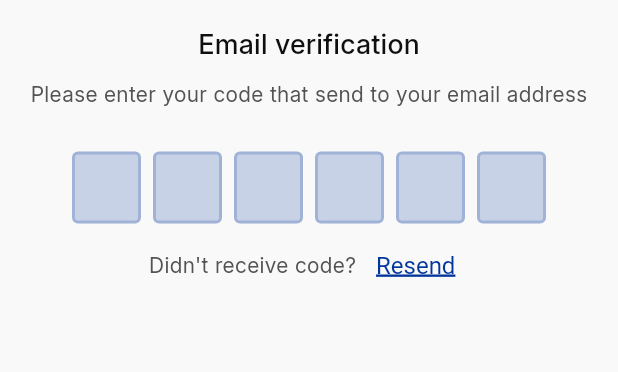
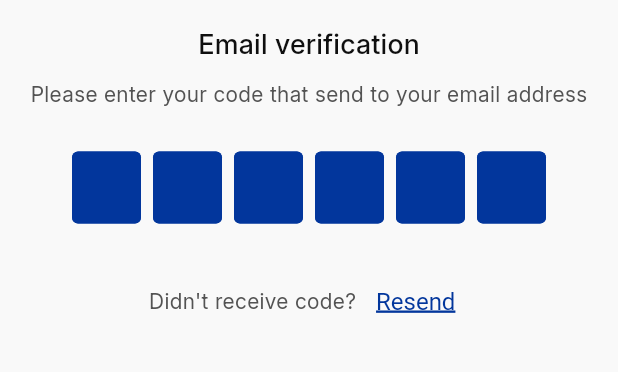
Before and after one commit to mohamedaly0206/Online-Exam-App, a Flutter app: the ForgetPasswordView screen opened directly, swiped to page 2, on a phone screen of 412 x 824 dp, the part 84-456 px from its top. Run offline on Flutter 3.47's test engine with Material 3 defaults, Android fonts, the phone set to English and light mode, and no system bars; drawn by our look-alikes of flutter_otp_text_field; our stand-ins replace dio, flutter_bloc, flutter_secure_storage, flutter_svg, get_it, go_router and 2 more; accounts and stored records are empty; generated files the repository leaves out were written again.

Commit message:
fix(forget-password): fix naming convection & verify otp view & handle using cubit in the feature

```diff
--- a/lib/config/di/di.dart
+++ b/lib/config/di/di.dart
@@ -8,5 +8,6 @@ final getIt = GetIt.instance;
   initializerName: 'init',
   preferRelativeImports: true,
   asExtension: true, // default
+
 )
 void configureDependencies() => getIt.init();
--- a/lib/features/auth/forget_password/presentation/view/forget_password_view.dart
+++ b/lib/features/auth/forget_password/presentation/view/forget_password_view.dart
@@ -1,48 +1,31 @@
 import 'package:flutter/material.dart';
 import 'package:flutter_bloc/flutter_bloc.dart';
 import 'package:flutter_svg/svg.dart';
+import 'package:go_router/go_router.dart';
 import 'package:online_exam_app/config/di/di.dart';
 import 'package:online_exam_app/core/values/app_strings.dart';
 import 'package:online_exam_app/core/values/assets.gen.dart';
 import '../../presentation/view_model/cubit/forget_password_cubit.dart';
-import '../../presentation/view_model/state/forget_password_event.dart';
-import '../../presentation/view_model/state/forget_password_state.dart';
 import '../widgets/forget_password_body.dart';
 
 class ForgetPasswordView extends StatelessWidget {
-  ForgetPasswordView({super.key});
-  ForgetPasswordCubit forgetPasswordCubit = getIt.get<ForgetPasswordCubit>();
+  const ForgetPasswordView({super.key});
   @override
   Widget build(BuildContext context) {
     return BlocProvider<ForgetPasswordCubit>(
-      create: (context) => forgetPasswordCubit,
+      create: (context) =>  getIt.get<ForgetPasswordCubit>(),
       child: Scaffold(
         appBar: AppBar(
           title: Text(AppStrings.password),
           leading: Center(
             child: GestureDetector(
-              onTap: () => context.read<ForgetPasswordCubit>().doEvent(
-                BackToPriviesPageEvent(context: context),
-              ),
+              onTap: () => GoRouter.of(context).pop(),
               child: SvgPicture.asset(Assets.icons.arrowBackIcon),
             ),
           ),
         ),
 
-        body: BlocBuilder<ForgetPasswordCubit, ForgetPasswordState>(
-          builder: (BuildContext context, ForgetPasswordState state) {
-            final isAnyLoading =
-                state.enterEmailState.isLoading ||
-                state.verifyResetCodeState.isLoading ||
-                state.resendOTPState.isLoading ||
-                state.resetPasswordState.isLoading;
-            return ForgetPasswordBody(
-              isAnyLoading: isAnyLoading,
-              verifyResetCodeErrorMessage:
-                  state.verifyResetCodeState.errorMessage,
-            );
-          },
-        ),
+        body: ForgetPasswordBody(),
       ),
     );
   }
--- a/lib/features/auth/forget_password/presentation/view/verify_reset_code_view.dart
+++ b/lib/features/auth/forget_password/presentation/view/verify_reset_code_view.dart
@@ -1,22 +1,61 @@
 import 'package:flutter/material.dart';
 import 'package:flutter_bloc/flutter_bloc.dart';
 import 'package:online_exam_app/core/values/app_strings.dart';
-import 'package:online_exam_app/features/auth/forget_password/presentation/view_model/state/forget_password_event.dart';
+import 'package:online_exam_app/features/auth/forget_password/presentation/view_model/intent/forget_password_intent.dart';
+import 'package:online_exam_app/features/auth/forget_password/presentation/view_model/state/forget_password_state.dart';
 
+import '../../../../../core/utilities/functions/show_snack_bar.dart';
 import '../view_model/cubit/forget_password_cubit.dart';
 import '../widgets/custom_otp_text_field.dart';
 
 class VerifyResetCodeView extends StatelessWidget {
-  const VerifyResetCodeView({super.key,  this.errorMessage});
-  final String? errorMessage;
+  const VerifyResetCodeView({super.key});
 
   @override
   Widget build(BuildContext context) {
     return SingleChildScrollView(
-      child: Form(
+      child: BlocConsumer<ForgetPasswordCubit, ForgetPasswordState>(
+        listenWhen: (previous, current) {
+          return previous.verifyResetCodeState.errorMessage !=
+                  current.verifyResetCodeState.errorMessage ||
+              previous.resendOTPState.errorMessage !=
+                  current.resendOTPState.errorMessage;
+        },
+        listener: (context, state) {
+          if (state.verifyResetCodeState.errorMessage != null) {
+            showSnackBar(
+              context: context,
+              message: state.verifyResetCodeState.errorMessage ?? '',
+              color: Theme.of(context).colorScheme.error,
+            );
+          } else if (state.resendOTPState.errorMessage != null) {
+            showSnackBar(
+              context: context,
+              message: state.resendOTPState.errorMessage ?? '',
+              color: Theme.of(context).colorScheme.error,
+            );
+          }
+        },
+        buildWhen: (previous, current) {
+          return
+          // changes on verify otp state
+          (previous.verifyResetCodeState.isLoading !=
+                      current.verifyResetCodeState.isLoading ||
+                  previous.verifyResetCodeState.errorMessage !=
+                      current.verifyResetCodeState.errorMessage ||
+                  previous.verifyResetCodeState.data !=
+                      current.verifyResetCodeState.data)
+              // changes on resend otp state
+              ||
+              (previous.resendOTPState.isLoading !=
+                      current.resendOTPState.isLoading ||
+                  previous.resendOTPState.errorMessage !=
+                      current.resendOTPState.errorMessage ||
+                  previous.resendOTPState.data != current.resendOTPState.data);
+        },
+        builder: (context, state) {
+          return Form(
             key: context.read<ForgetPasswordCubit>().verifyResetCodeFormKey,
-        child: Padding(
-          padding: const EdgeInsets.all(16.0),
             child: Column(
               children: [
                 Text(
@@ -30,22 +69,25 @@ class VerifyResetCodeView extends StatelessWidget {
                   style: Theme.of(context).textTheme.bodyMedium,
                 ),
                 SizedBox(height: 24),
-              if (errorMessage != null)
-                CustomOTPTextField(
-                  errorMessage:
-                      errorMessage,
-                ),
-              if (errorMessage == null)
-                CustomOTPTextField(),
+                state.verifyResetCodeState.isLoading
+                    ? CircularProgressIndicator(
+                        color: Theme.of(context).colorScheme.primary,
+                      )
+                    : CustomOTPTextField(state: state),
+                SizedBox(height: 24),
                 Row(
                   mainAxisAlignment: MainAxisAlignment.center,
                   children: [
                     Text(AppStrings.verifyButton),
-                  TextButton(
+                    state.resendOTPState.isLoading
+                        ? CircularProgressIndicator(
+                            color: Theme.of(context).colorScheme.primary,
+                          )
+                        : TextButton(
                             child: Text(AppStrings.resendButton),
                             onPressed: () {
-                      context.read<ForgetPasswordCubit>().doEvent(
-                        ResendOTPEvent(context: context),
+                              context.read<ForgetPasswordCubit>().doIntent(
+                                ResendOTPIntent(context: context),
                               );
                             },
                           ),
@@ -53,7 +95,8 @@ class VerifyResetCodeView extends StatelessWidget {
                 ),
               ],
             ),
-        ),
+          );
+        },
       ),
     );
   }
--- /dev/null
+++ b/lib/features/auth/forget_password/presentation/view_model/intent/forget_password_intent.dart
@@ -0,0 +1,34 @@
+import 'package:flutter/material.dart';
+
+sealed class ForgetPasswordIntent {}
+
+class EnterEmailIntent extends ForgetPasswordIntent {
+  final BuildContext context;
+
+  EnterEmailIntent({required this.context});
+}
+
+class ResendOTPIntent extends ForgetPasswordIntent {
+  final BuildContext context;
+
+  ResendOTPIntent({required this.context});
+}
+
+class ResetPasswordIntent extends ForgetPasswordIntent {
+  final BuildContext context;
+
+  ResetPasswordIntent({required this.context});
+}
+
+class VerifyResetCodeIntent extends ForgetPasswordIntent {
+  final BuildContext context;
+  final String otp;
+
+  VerifyResetCodeIntent({required this.context, required this.otp});
+}
+
+class BackToPriviesPageIntent extends ForgetPasswordIntent {
+  final BuildContext context;
+
+  BackToPriviesPageIntent({required this.context});
+}
--- a/lib/features/auth/forget_password/presentation/view_model/state/forget_password_event.dart
+++ /dev/null
@@ -1,33 +0,0 @@
-import 'package:flutter/material.dart';
-
-sealed class ForgetPasswordEvent {}
-
-class EnterEmailEvent extends ForgetPasswordEvent {
-  final BuildContext context;
-
-  EnterEmailEvent({required this.context});
-}
-class ResendOTPEvent extends ForgetPasswordEvent {
-  final BuildContext context;
-
-  ResendOTPEvent({required this.context});
-}
-
-class ResetPasswordEvent extends ForgetPasswordEvent {
-  final BuildContext context;
-
-  ResetPasswordEvent({required this.context});
-}
-
-class VerifyResetCodeEvent extends ForgetPasswordEvent {
-  final BuildContext context;
-  final String otp;
-
-  VerifyResetCodeEvent({required this.context, required this.otp});
-}
-
-class BackToPriviesPageEvent extends ForgetPasswordEvent {
-  final BuildContext context;
-
-  BackToPriviesPageEvent({required this.context});
-}
--- a/lib/features/auth/forget_password/presentation/widgets/custom_otp_text_field.dart
+++ b/lib/features/auth/forget_password/presentation/widgets/custom_otp_text_field.dart
@@ -2,15 +2,16 @@ import 'package:flutter/material.dart';
 import 'package:flutter/services.dart';
 import 'package:flutter_bloc/flutter_bloc.dart';
 import 'package:flutter_otp_text_field/flutter_otp_text_field.dart';
-import 'package:online_exam_app/core/theme/app_text_styles.dart';
+import 'package:flutter_svg/svg.dart';
 import 'package:online_exam_app/core/values/app_strings.dart';
-
+import 'package:online_exam_app/core/values/assets.gen.dart';
+import 'package:online_exam_app/features/auth/forget_password/presentation/view_model/state/forget_password_state.dart';
 import '../view_model/cubit/forget_password_cubit.dart';
-import '../view_model/state/forget_password_event.dart';
+import '../view_model/intent/forget_password_intent.dart';
 
 class CustomOTPTextField extends StatelessWidget {
-  const CustomOTPTextField({super.key, this.errorMessage});
-  final String? errorMessage;
+  const CustomOTPTextField({super.key, required this.state});
+  final ForgetPasswordState state;
   @override
   Widget build(BuildContext context) {
     return Column(
@@ -24,30 +25,42 @@ class CustomOTPTextField extends StatelessWidget {
           showFieldAsBox: true,
           autoFocus: true,
           filled: true,
+          textStyle: Theme.of(context).textTheme.headlineLarge,
           cursorColor: Theme.of(context).colorScheme.primary,
-          focusedBorderColor: errorMessage == null
+          focusedBorderColor: state.verifyResetCodeState.errorMessage == null
               ? Theme.of(context).colorScheme.primary
               : Theme.of(context).colorScheme.error,
-          styles: AppTextStyles.otpTextStyle,
+          // styles: AppTextStyles.otpTextStyle,
           inputFormatters: [FilteringTextInputFormatter.digitsOnly],
-          enabledBorderColor: errorMessage == null
-              ? Theme.of(context).colorScheme.primary.withOpacity(.2)
+          enabledBorderColor: state.verifyResetCodeState.errorMessage == null
+              ? Theme.of(context).colorScheme.primaryFixed
               : Theme.of(context).colorScheme.error,
-          fillColor: Theme.of(context).colorScheme.primary.withOpacity(.2),
+          fillColor: Theme.of(context).colorScheme.primaryFixed,
 
           onSubmit: (value) {
-            context.read<ForgetPasswordCubit>().doEvent(
-              VerifyResetCodeEvent(context: context, otp: value),
+            context.read<ForgetPasswordCubit>().doIntent(
+              VerifyResetCodeIntent(context: context, otp: value),
             );
           },
         ),
-        errorMessage == null
+        state.verifyResetCodeState.errorMessage == null
             ? SizedBox()
-            : Text(
-                AppStrings.invalidCode,
-                style: Theme.of(context).textTheme.bodySmall!.copyWith(
-                  color: Theme.of(context).colorScheme.error,
-                ),
+            : Row(
+                mainAxisAlignment: MainAxisAlignment.end,
+                children: [
+                  SvgPicture.asset(
+                    Assets.icons.errorIcon,
+                    color: Theme.of(context).colorScheme.error,
+                    width: 14,
+                  ),
+                  SizedBox(width: 4),
+                  Text(
+                    AppStrings.invalidCode,
+                    style: Theme.of(context).textTheme.bodySmall!.copyWith(
+                      color: Theme.of(context).colorScheme.error,
+                    ),
+                  ),
+                ],
               ),
       ],
     );
--- a/lib/features/auth/forget_password/presentation/widgets/forget_password_body.dart
+++ b/lib/features/auth/forget_password/presentation/widgets/forget_password_body.dart
@@ -1,37 +1,26 @@
 import 'package:flutter/material.dart';
 import 'package:flutter_bloc/flutter_bloc.dart';
-
 import '../view/enter_email_view.dart';
 import '../view/reset_password_view.dart';
 import '../view/verify_reset_code_view.dart';
 import '../view_model/cubit/forget_password_cubit.dart';
-import 'loading_progress_indicator.dart';
 
 class ForgetPasswordBody extends StatelessWidget {
-  const ForgetPasswordBody({
-    super.key,
-    required this.isAnyLoading,
-    this.verifyResetCodeErrorMessage,
-  });
-
-  final bool isAnyLoading;
-  final String? verifyResetCodeErrorMessage;
+  const ForgetPasswordBody({super.key});
 
   @override
   Widget build(BuildContext context) {
-    return Stack(
-      children: [
-        PageView(
+    return Padding(
+      padding: const EdgeInsets.all(16.0),
+      child: PageView(
         controller: context.read<ForgetPasswordCubit>().pageController,
         physics: const NeverScrollableScrollPhysics(),
         children: [
           EnterEmailView(),
-            VerifyResetCodeView(errorMessage: verifyResetCodeErrorMessage),
+          VerifyResetCodeView(),
           ResetPasswordView(),
         ],
       ),
-        if (isAnyLoading) LoadingProgressIndicator(),
-      ],
     );
   }
 }
--- a/pubspec.yaml
+++ b/pubspec.yaml
@@ -21,6 +21,7 @@ dependencies:
   flutter_bloc: ^9.1.1
   flutter_svg: ^2.2.4
   flutter_otp_text_field: ^1.5.1+1
+  go_router: ^17.1.0
 
 dev_dependencies:
   flutter_test:
```
Also changed, not shown: lib/features/auth/forget_password/presentation/view/enter_email_view.dart (+14 -8 lines), lib/features/auth/forget_password/presentation/view/reset_password_view.dart (+23 -9 lines), lib/features/auth/forget_password/presentation/view_model/cubit/forget_password_cubit.dart (+18 -26 lines), lib/features/auth/forget_password/presentation/widgets/loading_progress_indicator.dart (deleted, +0 -41 lines), pubspec.lock. Lines whose indentation alone changed are shown as unchanged.
